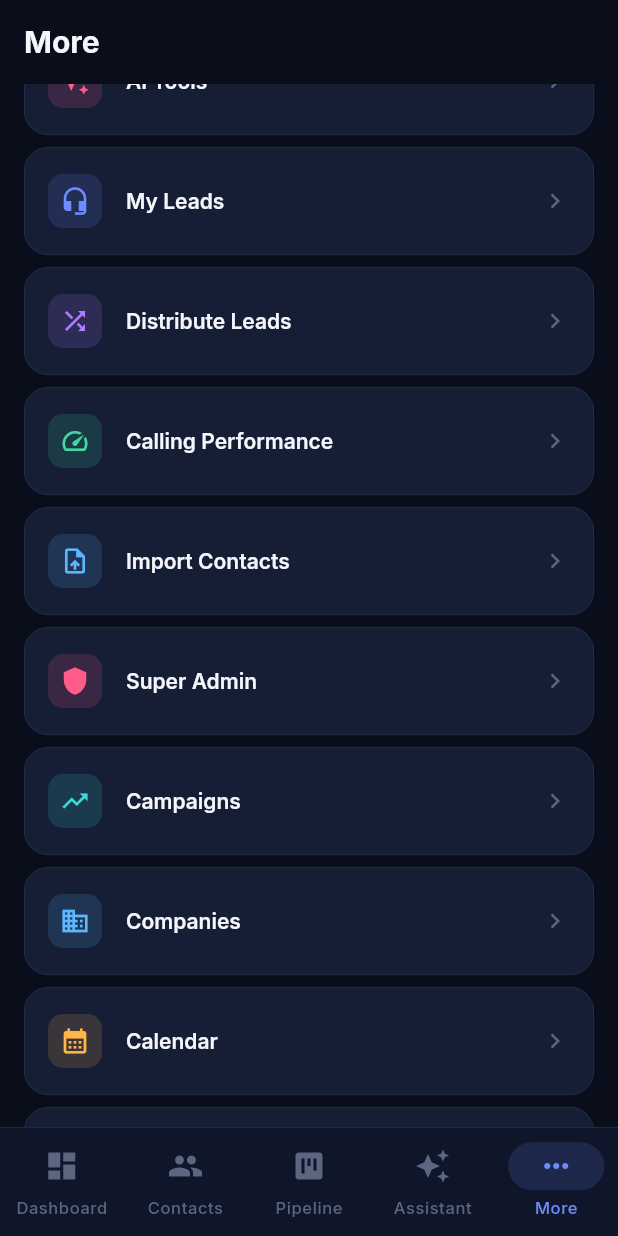
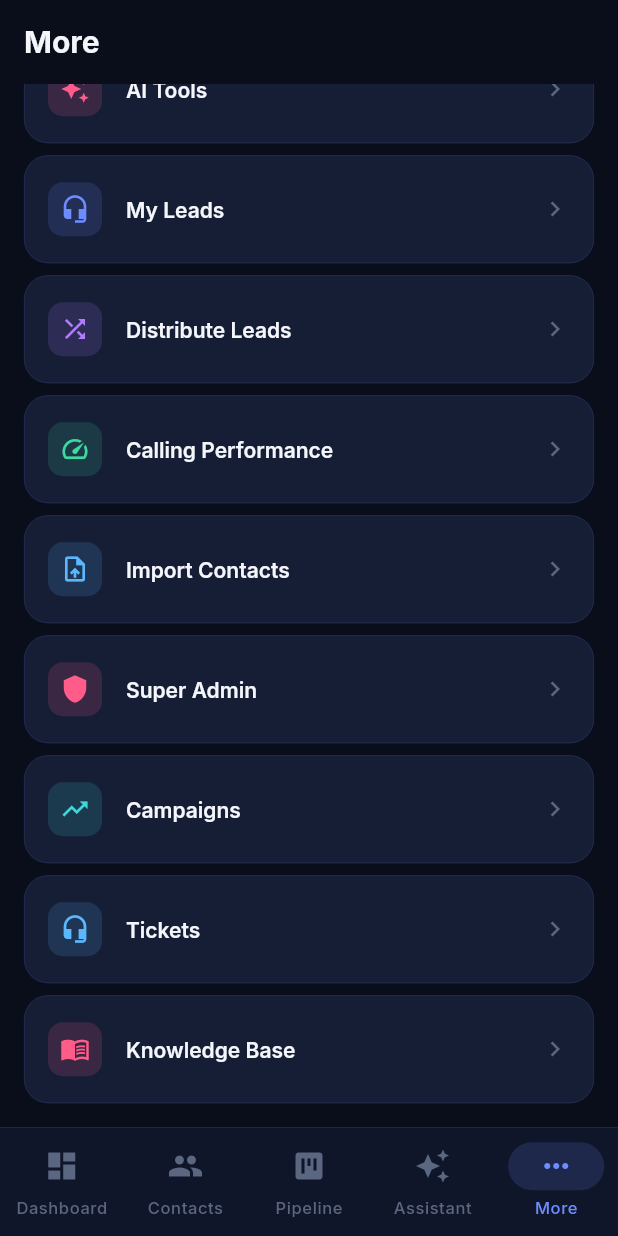
Before and after one commit to bahyam-blip/nebula-crm, a Flutter app: the screen it shows once a user with an empty profile is signed in, item 5 of the bottom bar chosen, scrolled down 454 dp, on a phone screen of 412 x 824 dp. Run offline on Flutter 3.47's test engine with Material 3 defaults, Android fonts, the phone set to English and light mode, and no system bars; our stand-ins replace cloud_firestore, dio, equatable, file_picker, firebase_auth, firebase_core and 10 more; accounts and stored records are empty.

Commit message:
Fix routing, duplicate menu, AI errors and vanishing avatars
Routing: '/contacts/:id' was declared before '/contacts/import', so
GoRouter matched import as a contact id and opened the detail screen,
which then failed to load. That is why the CSV icon went nowhere, and it
is the same cause as the earlier 'Failed to load contact'. Static
segments are now declared before ':id', and the duplicate top-level
declarations removed.

More menu: Companies, Calendar and AI Tools were each listed twice.

AI: the client reported a bare 'Assistant error (400)' with no cause. The
Worker now passes the provider's own error body through, and the client
surfaces it. Also dropped max_tokens from the upstream payload - extra
parameters are the usual reason a provider rejects an otherwise valid
OpenAI-shaped request.

Avatars: the fallback storage URL omitted the account subdomain
(nebula-crm-storage.workers.dev instead of
nebula-crm-storage.nebula-crm.workers.dev). Any photo uploaded from a
build without the STORAGE_BASE_URL variable was saved pointing at a host
that does not exist, so it failed silently and fell back to initials -
looking like the photo had been wiped. Corrected the default, and added
resolveMediaUrl() which re-points stored URLs at the current host at
render time, so existing records recover without a migration.

```diff
--- a/lib/core/router/app_router.dart
+++ b/lib/core/router/app_router.dart
@@ -79,6 +79,18 @@ final routerConfigProvider = Provider<GoRouter>((ref) {
             name: 'contacts',
             builder: (_, __) => const ContactsListScreen(),
             routes: [
+              // Static segments MUST be declared before ':id', otherwise
+              // they are captured as an id and routed to the detail screen.
+              GoRoute(
+                path: 'new',
+                name: 'contactForm',
+                builder: (_, __) => const ContactFormScreen(),
+              ),
+              GoRoute(
+                path: 'import',
+                name: 'contactImport',
+                builder: (_, __) => const CsvImportScreen(),
+              ),
               GoRoute(
                 path: ':id',
                 name: 'contactDetail',
@@ -123,16 +135,6 @@ final routerConfigProvider = Provider<GoRouter>((ref) {
         path: '/team',
         name: 'teamManagement',
         builder: (_, __) => const TeamManagementScreen(),
-      ),
-      GoRoute(
-        path: '/contacts/new',
-        name: 'contactForm',
-        builder: (_, __) => const ContactFormScreen(),
-      ),
-      GoRoute(
-        path: '/contacts/import',
-        name: 'contactImport',
-        builder: (_, __) => const CsvImportScreen(),
       ),
       GoRoute(
         path: '/tasks',
@@ -307,24 +309,6 @@ class _MoreScreen extends StatelessWidget {
         color: AppColors.accent,
       ),
       _MenuItem(
-        icon: Icons.business,
-        label: 'Companies',
-        route: '/companies',
-        color: AppColors.info,
-      ),
-      _MenuItem(
-        icon: Icons.calendar_month,
-        label: 'Calendar',
-        route: '/calendar',
-        color: AppColors.stageNegotiation,
-      ),
-      _MenuItem(
-        icon: Icons.auto_awesome,
-        label: 'AI Tools',
-        route: '/ai-tools',
-        color: AppColors.tertiary,
-      ),
-      _MenuItem(
         icon: Icons.headset_mic,
         label: 'Tickets',
         route: '/tickets',
--- a/lib/features/auth/presentation/screens/profile_screen.dart
+++ b/lib/features/auth/presentation/screens/profile_screen.dart
@@ -53,7 +53,7 @@ class ProfileScreen extends ConsumerWidget {
                                   _hexToColor(user.role.badgeColorHex)
                                       .withValues(alpha: 0.2),
                               backgroundImage: user.photoUrl != null
-                                  ? NetworkImage(user.photoUrl!)
+                                  ? NetworkImage(resolveMediaUrl(user.photoUrl))
                                   : null,
                               child: user.photoUrl == null
                                   ? Text(
```
Also changed, not shown: lib/core/services/ai_agent_service.dart (+15 -1 lines), lib/core/services/ai_compose_service.dart (+15 -1 lines), lib/core/services/storage_service.dart (+19 -1 lines), 1 other file.
